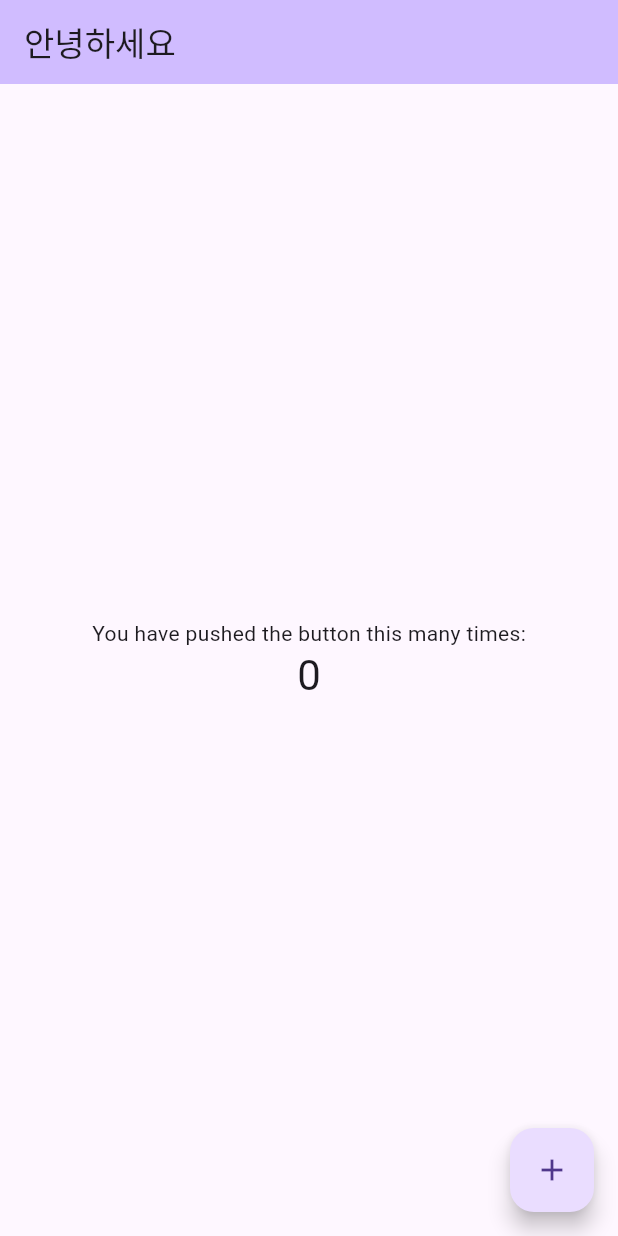
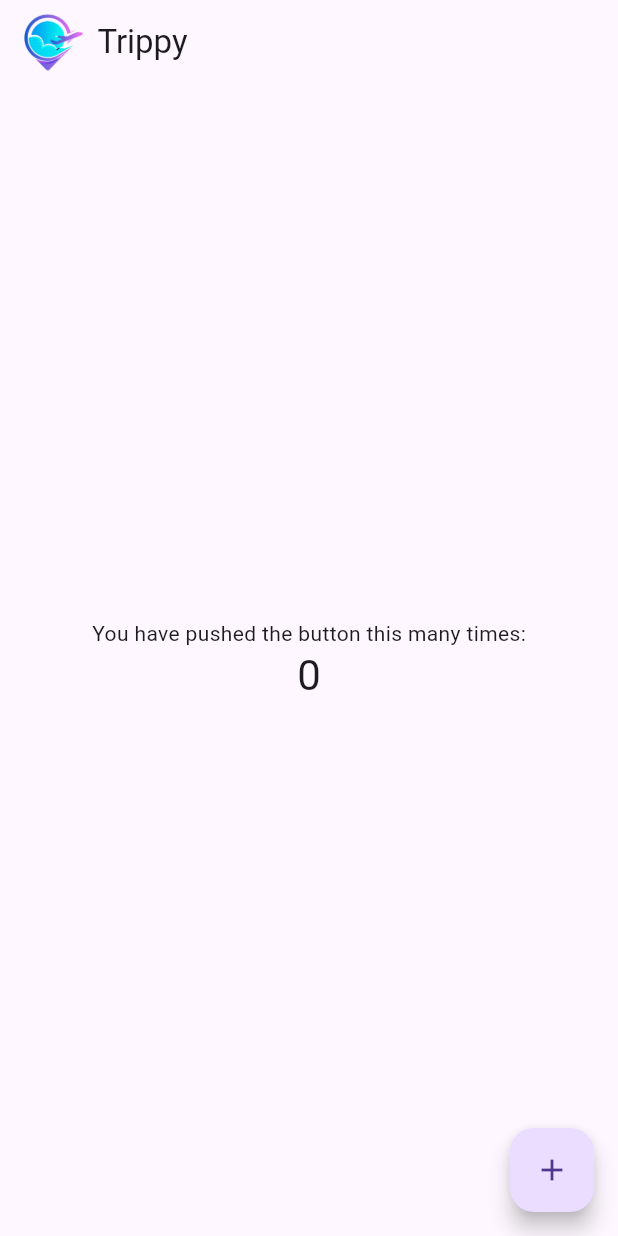
Before and after one commit to oreo1001/trippy, a Flutter app: the screen it shows after launch, on a phone screen of 412 x 824 dp. Run offline on Flutter 3.47's test engine with Material 2 defaults, Android fonts, the phone set to English and light mode, and no system bars; our stand-ins replace flutter_screenutil, google_fonts.

Commit message:
기본 세팅

```diff
--- a/lib/main_screen.dart
+++ b/lib/main_screen.dart
@@ -1,4 +1,5 @@
 import 'package:flutter/material.dart';
+import 'package:flutter_screenutil/flutter_screenutil.dart';
 class MainScreen extends StatefulWidget {
   const MainScreen({super.key});
   //, required this.title
@@ -21,9 +22,19 @@ class _MainScreenState extends State<MainScreen> {
   Widget build(BuildContext context) {
     return Scaffold(
       appBar: AppBar(
-
-        backgroundColor: Theme.of(context).colorScheme.inversePrimary,
-        title: Text('안녕하세요'),
+        title: Row(
+          children: <Widget>[
+            Image.asset(
+              'assets/images/logo.png',  // 로고 이미지 경로를 입력하세요.
+              fit: BoxFit.contain,
+              height: 32.h,  // 로고의 높이를 설정하세요.
+            ),
+            Container(
+              padding: EdgeInsets.symmetric(vertical: 2.h,horizontal: 8.h),  // 로고와 이름 사이의 간격을 조절하세요.
+              child: Text('Trippy'),  // 앱 이름을 입력하세요.
+            )
+          ],
+        ),
       ),
       body: Center(
         child: Column(
```
